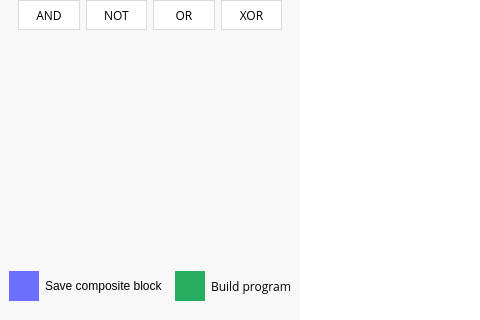
Above: src/mainwindow.ui from romanato73/vut-icp-2021 before the change; both pictures show x 0 to 480 and y 280 to 600 of the 1000 by 600 pixel window. Below: the same form after it.
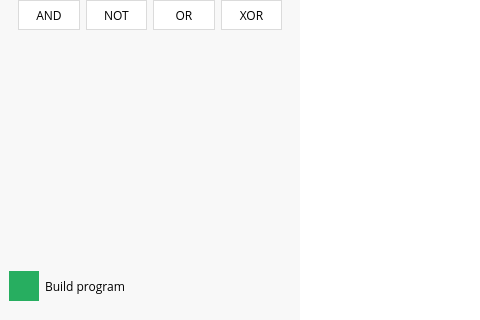
That is the form after the change. Icons and pictures are not drawn.

The edit to the form file:
```diff
--- a/src/mainwindow.ui
+++ b/src/mainwindow.ui
@@ -809,59 +809,7 @@
           </sizepolicy>
          </property>
          <layout class="QGridLayout" name="gridLayout_2">
-          <item row="0" column="4">
-           <widget class="QLabel" name="label">
-            <property name="font">
-             <font>
-              <family>Open Sans</family>
-             </font>
-            </property>
-            <property name="styleSheet">
-             <string notr="true">color:#000;</string>
-            </property>
-            <property name="text">
-             <string>Build program</string>
-            </property>
-           </widget>
-          </item>
           <item row="0" column="0">
-           <widget class="QPushButton" name="buildComposite">
-            <property name="maximumSize">
-             <size>
-              <width>30</width>
-              <height>30</height>
-             </size>
-            </property>
-            <property name="font">
-             <font>
-              <family>Open Sans</family>
-              <weight>75</weight>
-              <bold>true</bold>
-             </font>
-            </property>
-            <property name="styleSheet">
-             <string notr="true">QPushButton {
-	background-color: #6A6FFF;
-	border: none;
-	color: #fff;
-	width: 60px;
-	height: 60px;
-}
-
-QPushButton:hover {
-	background-color: #7a7fff;
-}</string>
-            </property>
-            <property name="text">
-             <string/>
-            </property>
-            <property name="icon">
-             <iconset resource="Resources/Resources.qrc">
-              <normaloff>:/icons/save.svg</normaloff>:/icons/save.svg</iconset>
-            </property>
-           </widget>
-          </item>
-          <item row="0" column="3">
            <widget class="QPushButton" name="buildProgram">
             <property name="sizePolicy">
              <sizepolicy hsizetype="Preferred" vsizetype="Preferred">
@@ -905,28 +853,20 @@
            </widget>
           </item>
           <item row="0" column="1">
-           <widget class="QLabel" name="label_2">
+           <widget class="QLabel" name="label">
+            <property name="font">
+             <font>
+              <family>Open Sans</family>
+             </font>
+            </property>
             <property name="styleSheet">
-             <string notr="true">color: #000;</string>
+             <string notr="true">color:#000;</string>
             </property>
             <property name="text">
-             <string>Save composite block</string>
+             <string>Build program</string>
             </property>
            </widget>
           </item>
-          <item row="0" column="2">
-           <spacer name="horizontalSpacer">
-            <property name="orientation">
-             <enum>Qt::Horizontal</enum>
-            </property>
-            <property name="sizeHint" stdset="0">
-             <size>
-              <width>40</width>
-              <height>20</height>
-             </size>
-            </property>
-           </spacer>
-          </item>
          </layout>
         </widget>
        </item>
```
Left out of the diff: 2 changed lines with no effect on the pictures.
